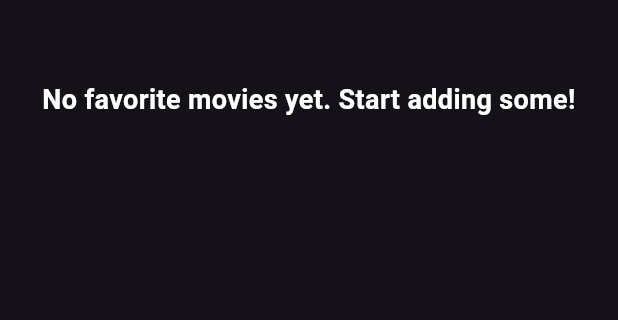
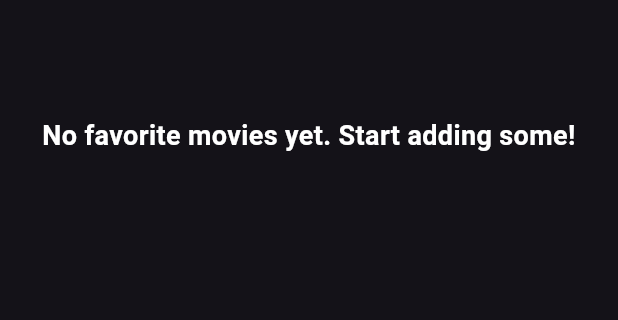
Before and after one commit to IsaiChristian/TechTest, a Flutter app: the FavoritesPageView screen opened directly, on a phone screen of 412 x 824 dp, the part 76-396 px from its top. Run offline on Flutter 3.47's test engine with Material 3 defaults, Android fonts, the phone set to English and light mode, and no system bars; our stand-ins replace bloc_concurrency, cached_network_image, dartz, dio, equatable, flutter_bloc and 4 more; missing offline and left inert: bloc_event_transformers; accounts and stored records are empty; network calls fail.

Commit message:
perf: Optimize TtMovieGrid by using SliverGrid instead of GridView.builder
Co-authored-by: IsaiChristian <2268156+IsaiChristian@users.noreply.github.com>

```diff
--- a/lib/src/favorites/presentation/pages/pages.dart
+++ b/lib/src/favorites/presentation/pages/pages.dart
@@ -30,24 +30,30 @@ class FavoritesPageView extends StatelessWidget {
       appBar: TtAppBar(
         title: 'Favorite Movies',
       ),
-      body: SingleChildScrollView(
-
-
-        child: Column(
-          crossAxisAlignment: CrossAxisAlignment.stretch,
-          children: [
-
-            Padding(
-              padding: .all(24),
-              child:
-
-
-             TtMovieGrid(movieList: currentState.favoriteMovies),
+      body: CustomScrollView(
+        slivers: [
+          SliverPadding(
+            padding: EdgeInsets.all(24.0),
+            sliver: TtMovieGrid(movieList: currentState.favoriteMovies),
+          ),
+          if (currentState.favoriteMovies.isEmpty)
+            SliverToBoxAdapter(
+              child: Padding(
+                padding: const EdgeInsets.only(top: 24.0),
+                child: Center(
+                  child: Text(
+                    'No favorite movies yet. Start adding some!',
+                    style: TextStyle(
+                      fontSize: 18,
+                      fontWeight: FontWeight.bold,
+                      color: Colors.white,
+                    ),
+                    textAlign: TextAlign.center,
+                  ),
+                ),
+              ),
             ),
-            if (currentState.favoriteMovies.isEmpty)
-                  Center(child: Text('No favorite movies yet. Start adding some!', style: TextStyle(fontSize: 18, fontWeight: FontWeight.bold, color: Colors.white), textAlign: TextAlign.center,)),
-          ],
-        ),
+        ],
       ),
     );
   }
```
Also changed, not shown: lib/presentation/widgets/tt_movie_grid.dart (+10 -10 lines), lib/src/home/presentation/pages/pages.dart (+13 -16 lines), lib/src/search/presentation/pages/pages.dart (+7 -2 lines), 4 other files.
